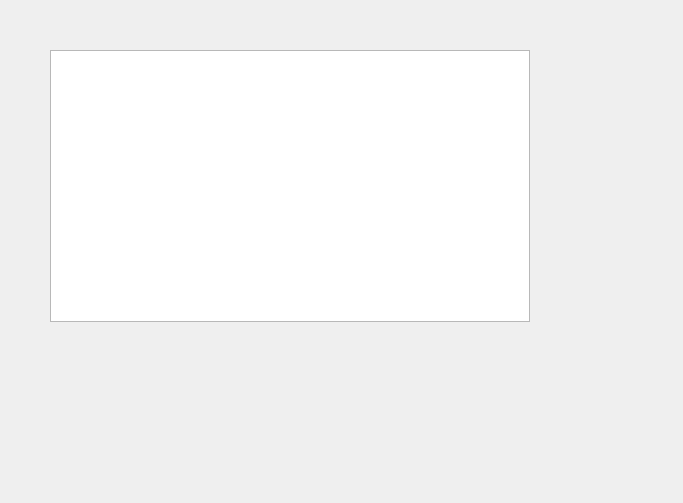
This is mainwindow.ui in sfagin89/G-Power as Qt 5 draws it before an edit. The edited form follows.
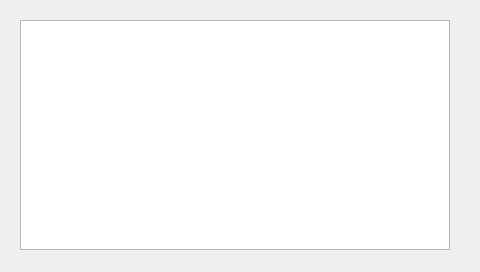
This is the edited form.

Commit message: modified to have some space betweens screen and acutal display of the game

The edit to the form file:
```diff
--- a/mainwindow.ui
+++ b/mainwindow.ui
@@ -6,8 +6,8 @@
    <rect>
     <x>0</x>
     <y>0</y>
-    <width>683</width>
-    <height>503</height>
+    <width>480</width>
+    <height>272</height>
    </rect>
   </property>
   <property name="windowTitle">
@@ -17,10 +17,10 @@
    <widget class="QGraphicsView" name="graphicsView">
     <property name="geometry">
      <rect>
-      <x>50</x>
-      <y>50</y>
-      <width>480</width>
-      <height>272</height>
+      <x>20</x>
+      <y>20</y>
+      <width>430</width>
+      <height>230</height>
      </rect>
     </property>
     <property name="focusPolicy">
```
